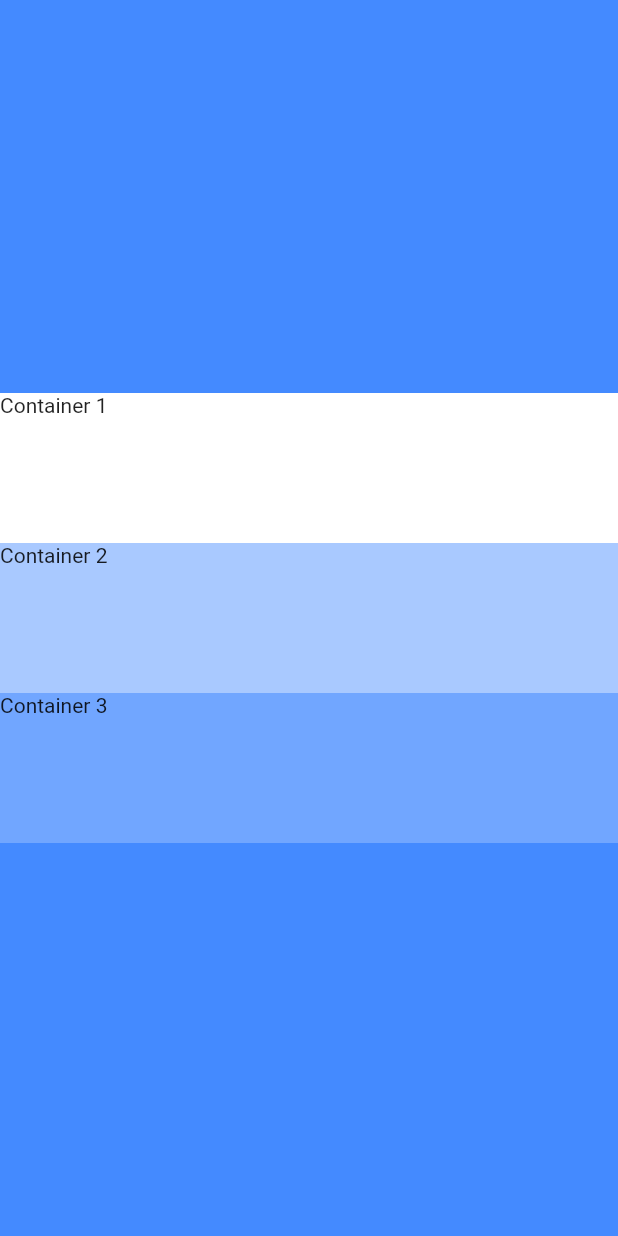
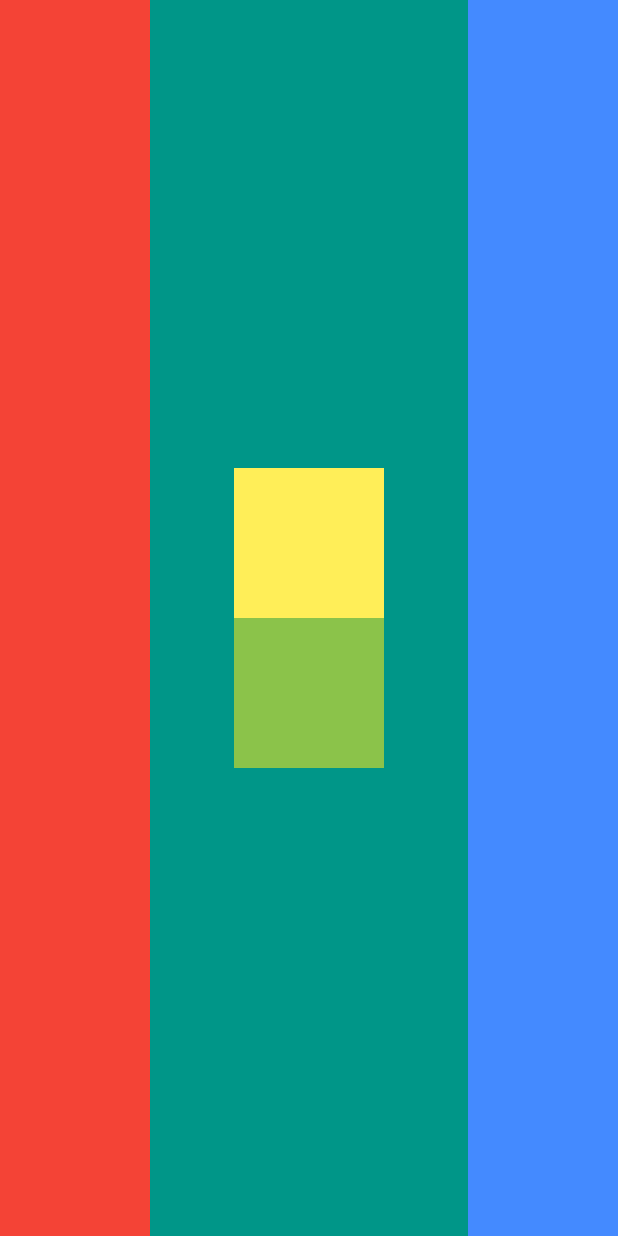
Before and after one commit to jana-settel/my_card, a Flutter app: the screen it shows after launch, on a phone screen of 412 x 824 dp. Run offline on Flutter 3.47's test engine with Material 2 defaults, Android fonts, the phone set to English and light mode, and no system bars.

Commit message:
last commit

```diff
--- a/lib/main.dart
+++ b/lib/main.dart
@@ -10,26 +10,36 @@ class MyApp extends StatelessWidget {
     return MaterialApp(
       debugShowCheckedModeBanner: false,
       home: Scaffold(
-        backgroundColor: Colors.blueAccent,
+        backgroundColor: Colors.teal,
         body: SafeArea(
-          child: Column(
-            crossAxisAlignment: CrossAxisAlignment.stretch,
-            mainAxisAlignment: MainAxisAlignment.center,
+          child: Row(
+            //crossAxisAlignment: CrossAxisAlignment.stretch,
+            mainAxisAlignment: MainAxisAlignment.spaceBetween,
             children: <Widget>[
               Container(
-                height: 100.0,
-                color: Colors.white,
-                child: Text('Container 1'),
+                width: 100.0,
+                height: double.infinity,
+                color: Colors.red,
+              ),
+              Column(
+                mainAxisAlignment: MainAxisAlignment.center,
+                children: [
+                  Container(
+                    width: 100.0,
+                    height: 100.0,
+                    color: Colors.yellow[400],
+                  ),
+                  Container(
+                    width: 100.0,
+                    height: 100.0,
+                    color: Colors.lightGreen,
+                  ),
+                ],
               ),
               Container(
-                height: 100.0,
-                color: Colors.white54,
-                child: Text('Container 2'),
-              ),
-              Container(
-                height: 100.0,
-                color: Colors.white24,
-                child: Text('Container 3'),
+                width: 100.0,
+                height: double.infinity,
+                color: Colors.blueAccent,
               ),
             ],
           ),
```
Also changed, not shown: 2 other files.
